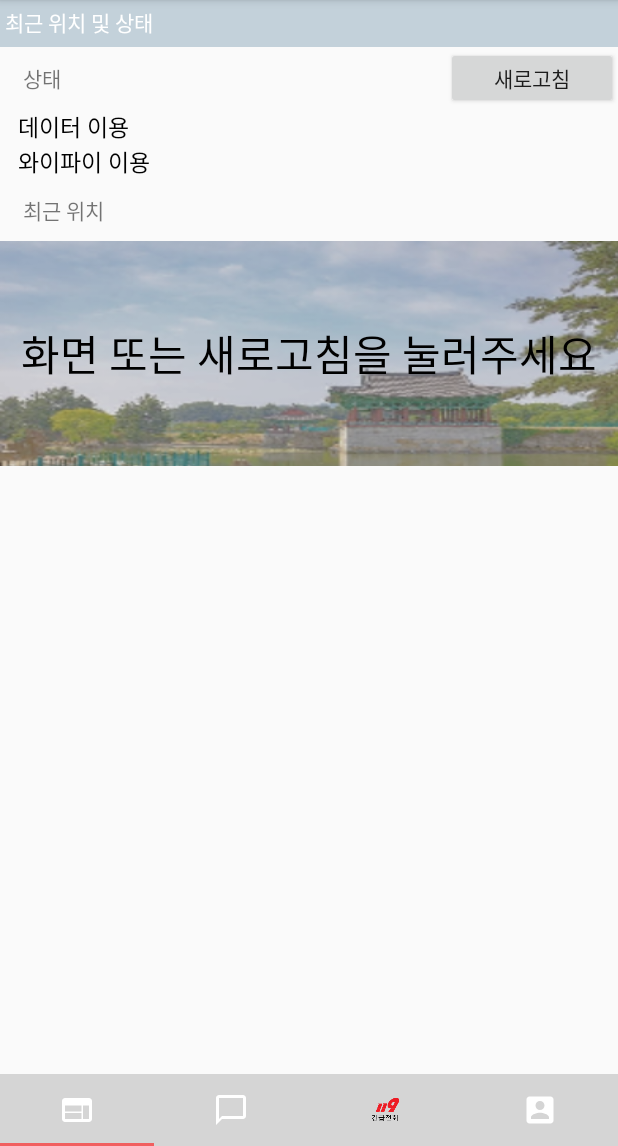
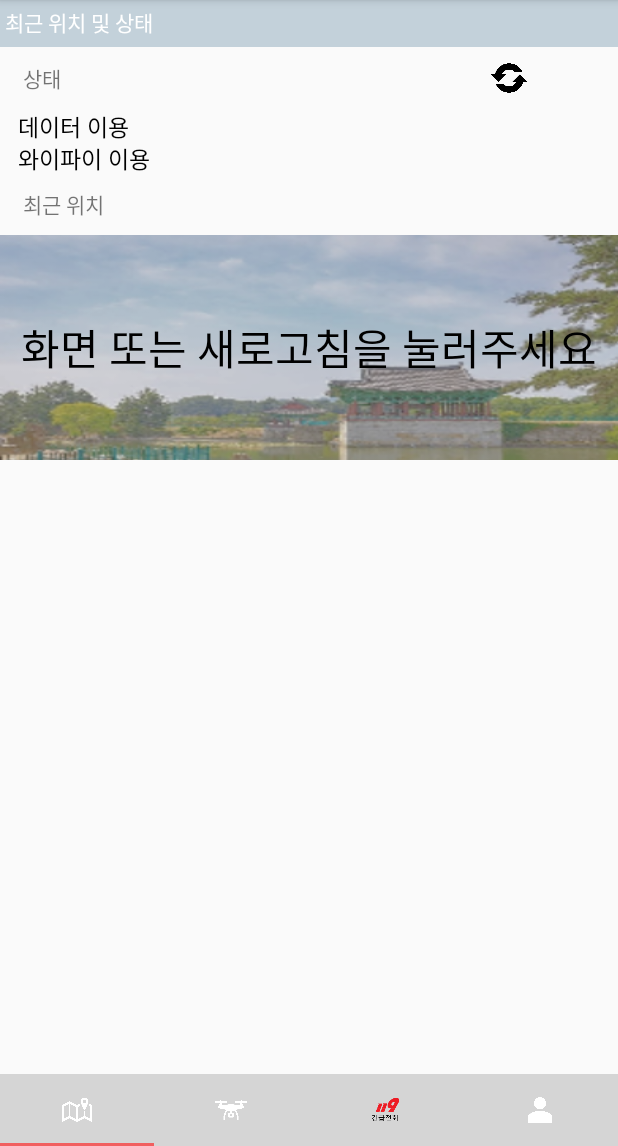
Before and after one commit to MheeJ/DREAM, an Android app: the screen it shows after launch (MainActivity), on a phone screen of 412 x 824 dp, the part 90-1236 px from its top. Run offline under Robolectric (Android 15) with nearby library versions, the phone set to English and light mode, and no system bars; libraries missing offline, so code that uses them is left out: com.skt; 8 statements that could not run were skipped.

Commit message:
Map error update

```diff
--- a/app/src/main/java/com/example/dream/MainActivity.java
+++ b/app/src/main/java/com/example/dream/MainActivity.java
@@ -15,10 +15,10 @@ public class MainActivity extends AppCompatActivity {
    SectionsPagerAdapter sectionsPagerAdapter = null;
    private static final String TAG = "MainActivity";
    private int[] tabIcons={
-            R.drawable.ic_web_black_24dp,
-            R.drawable.ic_chat_bubble_outline_black_24dp,
+            R.drawable.map_btn,
+            R.drawable.dron_btn,
             R.drawable.emer,
-            R.drawable.ic_account_box_black_24dp
+            R.drawable.user_btn
     };
 
     @Override
--- a/app/src/main/java/com/example/dream/ui/main/Fragment1.java
+++ b/app/src/main/java/com/example/dream/ui/main/Fragment1.java
@@ -16,6 +16,7 @@ import android.widget.Button;
 import android.widget.ImageView;
 import android.widget.LinearLayout;
 import android.widget.ListView;
+import android.widget.ProgressBar;
 import android.widget.TextView;
 import android.widget.Toast;
 
@@ -66,6 +67,8 @@ public class Fragment1 extends Fragment  implements View.OnClickListener {
     private static int mMarkerID;
     public TMapView tmapview;
     private String location;
+    private ProgressBar progressBar;
+    private ImageView Restart_Btn;
 
 
 
@@ -76,11 +79,12 @@ public class Fragment1 extends Fragment  implements View.OnClickListener {
 
         Data_Status = (TextView)view.findViewById(R.id.data_status);
         Wifi_Status = (TextView)view.findViewById(R.id.wifi_status);
-        NewBtn_State = (Button)view.findViewById(R.id.newBtn_state);
-        NewBtn_State.setOnClickListener(this);
         MyAddress = (ImageView)view.findViewById(R.id.my_address);
         MyAddress.setOnClickListener(this);
         Address = (TextView) view.findViewById(R.id.address);
+        progressBar = (ProgressBar)view.findViewById(R.id.progressbar);
+        Restart_Btn = (ImageView)view.findViewById(R.id.restart_btn);
+        Restart_Btn.setOnClickListener(this);
 
      /*   prepareBackgroundService();
         getActivity().startService(new Intent(getActivity(), GPSBackgroundService.class));*/
@@ -110,16 +114,14 @@ public class Fragment1 extends Fragment  implements View.OnClickListener {
     public void onClick(View view) {
         switch (view.getId())
         {
-            case R.id.newBtn_state:
+            case R.id.restart_btn:
+                progressBar.setVisibility(View.VISIBLE);
                 prepareBackgroundService();
                 getActivity().startService(new Intent(getActivity(), GPSBackgroundService.class));
 
                 int status = Status.getConnectivityStatus(getContext());
                 if(status == Status.TYPE_MOBILE){
                     setTextView1("연결됨");
-                    getPosition();
-                    tmapview.setCenterPoint(longitude, latitude); //->현재위치 = centerpoint
-                    tmapview.setLocationPoint(longitude, latitude);
                     if(status == Status.TYPE_WIFI){
                         setTextView2("연결됨");
                     }
@@ -129,9 +131,7 @@ public class Fragment1 extends Fragment  implements View.OnClickListener {
                 }
                 else if(status == Status.TYPE_WIFI){
                     setTextView2("연결됨");
-                    getPosition();
-                    tmapview.setCenterPoint(longitude, latitude); //->현재위치 = centerpoint
-                    tmapview.setLocationPoint(longitude, latitude);
+
                     if(status == Status.TYPE_MOBILE){
                         setTextView1("연결됨");
                     }
@@ -143,19 +143,22 @@ public class Fragment1 extends Fragment  implements View.OnClickListener {
                     setTextView1("이용불가");
                     setTextView2("이용불가");
                 }
+                getActivity().stopService(new Intent(getActivity(),GPSBackgroundService.class));
                 break;
 
             case R.id.my_address:
+                prepareBackgroundService();
+                getActivity().startService(new Intent(getActivity(), GPSBackgroundService.class));
                /* prepareBackgroundService();
                 Toast.makeText(getContext(),"위치 찾는 중",Toast.LENGTH_LONG).show();
                 getActivity().startService(new Intent(getActivity(), GPSBackgroundService.class));*/
-                getPosition();
+              /*  getPosition();
                 tmapview.setCenterPoint(longitude, latitude); //->현재위치 = centerpoint
-                tmapview.setLocationPoint(longitude, latitude);
+                tmapview.setLocationPoint(longitude, latitude);*/
                 //아래 네개 문장은 꼭 필요
 
                 // 일단은 바로 멈추게 함
-                getActivity().stopService(new Intent(getActivity(),GPSBackgroundService.class));
+                //getActivity().stopService(new Intent(getActivity(),GPSBackgroundService.class));
                 break;
             default:
                 break;
@@ -181,6 +184,10 @@ public class Fragment1 extends Fragment  implements View.OnClickListener {
             longitude = arg1.getDoubleExtra("double_longitude",0);
             latitude = arg1.getDoubleExtra("double_latitude",0);
             getMyLocation();
+            getPosition();
+            tmapview.setCenterPoint(longitude, latitude); //->현재위치 = centerpoint
+            tmapview.setLocationPoint(longitude, latitude);
+            progressBar.setVisibility(View.GONE);
         }
     }
 
--- a/app/src/main/java/com/example/dream/ui/main/Fragment2.java
+++ b/app/src/main/java/com/example/dream/ui/main/Fragment2.java
@@ -8,6 +8,7 @@ import android.content.Intent;
 import android.content.IntentFilter;
 import android.os.Build;
 import android.os.Bundle;
+import android.os.StrictMode;
 import android.view.LayoutInflater;
 import android.view.View;
 import android.view.ViewGroup;
@@ -16,6 +17,7 @@ import android.widget.ArrayAdapter;
 import android.widget.Button;
 import android.widget.ImageView;
 import android.widget.ListView;
+import android.widget.ProgressBar;
 import android.widget.TextView;
 import android.widget.Toast;
 import android.widget.ToggleButton;
@@ -45,13 +47,11 @@ public class Fragment2 extends Fragment implements View.OnClickListener{
     private double DistanceA;
     private Context context;
     ImageView Drone_Picture;
-
+    private ProgressBar mProgressBar;
     Button AddDrone_Btn, DeleteDrone_Btn;
     ListView Drone_list;
     ArrayList<String> items;
     ArrayAdapter adapter;
-
-
 
 
     @Override
@@ -68,7 +68,6 @@ public class Fragment2 extends Fragment implements View.OnClickListener{
         DeleteDrone_Btn = (Button)view.findViewById(R.id.deldrone_btn);
         DeleteDrone_Btn.setOnClickListener(this);
         Drone_Picture = (ImageView)view.findViewById(R.id.drone_picture);
-
         context = container.getContext();
 
 
@@ -95,15 +94,15 @@ public class Fragment2 extends Fragment implements View.OnClickListener{
                 case 4:
                     Drone_Picture.setImageResource(R.drawable.dron_pic4);
                     break;
+                case 5:
+                    Drone_Picture.setImageResource(R.drawable.dron_pic5);
+                    break;
             }
 
             //Toast.makeText(context,num,Toast.LENGTH_LONG).show();
 
         }
     };
-
-
-
 
     @Override
     public void onClick(View view) {
@@ -130,9 +129,6 @@ public class Fragment2 extends Fragment implements View.OnClickListener{
                 break;
         }
     }
-
-    //텍스트뷰
-    //public void setTextView(String text){Beacon_Text.setText(text);}
 
     //토스트
     public void  setToast(String msg){
--- a/app/src/main/res/layout/activity_fragment1.xml
+++ b/app/src/main/res/layout/activity_fragment1.xml
@@ -28,26 +28,40 @@ android:touchscreenBlocksFocus="true">
             android:textSize="14dp" />
     </LinearLayout>
 
+    <ProgressBar
+        android:id="@+id/progressbar"
+        style="?android:attr/progressBarStyleHorizontal"
+        android:layout_width="fill_parent"
+        android:layout_height="wrap_content"
+        android:indeterminate="true"
+        android:max="100"
+        android:indeterminateTint="#FFDB7093"
+        android:visibility="gone"
+        android:layout_marginTop="-7dp"/>
+
     <LinearLayout
         android:layout_width="match_parent"
         android:layout_height="wrap_content"
         android:orientation="horizontal">
 
         <TextView
-            android:layout_width="282dp"
+            android:layout_width="311dp"
             android:layout_height="wrap_content"
             android:layout_gravity="center_vertical"
             android:layout_marginLeft="15dp"
             android:layout_marginTop="10dp"
             android:layout_marginBottom="10dp"
-
             android:text="상태" />
 
-        <Button
-            android:id="@+id/newBtn_state"
-            android:layout_width="match_parent"
-            android:layout_height="match_parent"
-            android:text="새로고침" />
+        <ImageView
+            android:layout_width="25dp"
+            android:layout_height="25dp"
+            android:scaleType="fitXY"
+            android:layout_gravity="center_vertical"
+            android:src="@drawable/restart_btn"
+            android:id="@+id/restart_btn"/>
+
+
     </LinearLayout>
 
 
@@ -59,8 +73,8 @@ android:touchscreenBlocksFocus="true">
         >
 
         <TextView
-            android:layout_width="263dp"
-            android:layout_height="wrap_content"
+            android:layout_width="294dp"
+            android:layout_height="match_parent"
             android:layout_gravity="center_vertical"
             android:text="   데이터 이용"
             android:textColor="#000000"
@@ -69,7 +83,7 @@ android:touchscreenBlocksFocus="true">
         <TextView
             android:layout_width="302dp"
             android:layout_height="wrap_content"
-            android:layout_gravity="center_vertical"
+            android:layout_gravity="right"
             android:id="@+id/data_status"
             android:text=""
             android:textColor="#FF0000"
@@ -85,8 +99,8 @@ android:touchscreenBlocksFocus="true">
         android:orientation="horizontal">
 
         <TextView
-            android:layout_width="265dp"
-            android:layout_height="wrap_content"
+            android:layout_width="296dp"
+            android:layout_height="match_parent"
             android:layout_gravity="center_vertical"
             android:text="   와이파이 이용"
             android:textColor="#000000"
@@ -95,7 +109,7 @@ android:touchscreenBlocksFocus="true">
         <TextView
             android:layout_width="302dp"
             android:layout_height="wrap_content"
-            android:layout_gravity="center_vertical"
+            android:layout_gravity="right"
             android:id="@+id/wifi_status"
             android:text=""
             android:textColor="#FF0000"
--- a/app/src/main/res/layout/activity_fragment2.xml
+++ b/app/src/main/res/layout/activity_fragment2.xml
@@ -25,6 +25,7 @@
                 android:text=" 기기등록"
                 android:textColor="#FFFFFF"
                 android:textSize="14dp" />
+
         </LinearLayout>
 
         <LinearLayout
@@ -39,7 +40,6 @@
                 android:layout_weight="1"
                 android:text="새로운 기기 등록"
                 android:background="#C3D1C8"/>
-
 
             <Button
                 android:id="@+id/deldrone_btn"
```
Also changed, not shown: app/src/main/java/com/example/dream/Background/BeaconService.java (+10 -10 lines), app/src/main/res/drawable-v24/dron_btn.png (added), app/src/main/res/drawable-v24/dron_pic1.png (added), app/src/main/res/drawable-v24/dron_pic2.png (added), app/src/main/res/drawable-v24/dron_pic3.png (added), app/src/main/res/drawable-v24/dron_pic4.png (added), app/src/main/res/drawable-v24/dron_pic5.png (added), app/src/main/res/drawable-v24/map_btn.png (added), app/src/main/res/drawable-v24/restart_btn.png (added), app/src/main/res/drawable-v24/user_btn.png (added).
